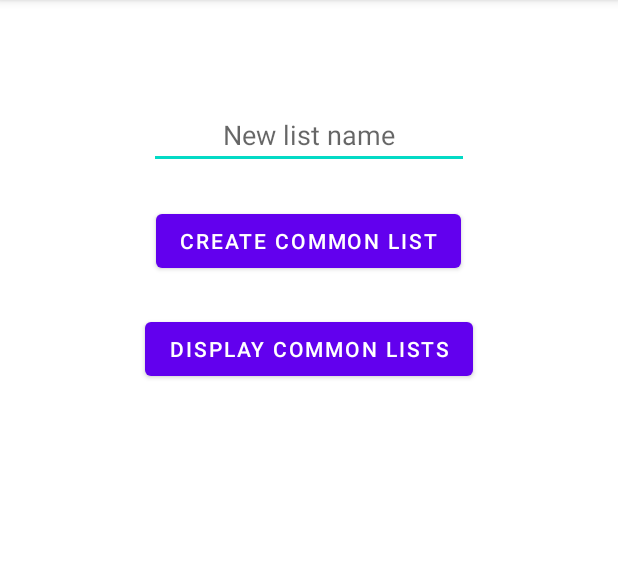
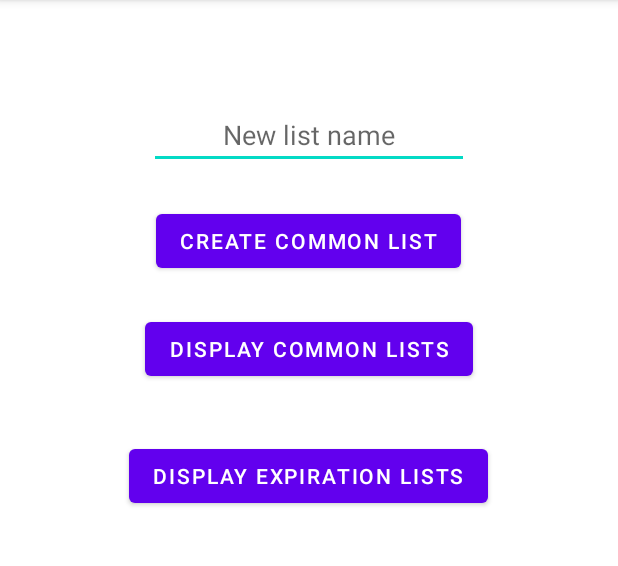
Before and after one commit to lop19029/Project_Memory, an Android app: the screen it shows after launch (MainActivity), on a phone screen of 412 x 824 dp, the part 84-650 px from its top. Run offline under Robolectric (Android 15) with nearby library versions, the phone set to English and light mode, and no system bars.

Commit message:
Create MainActivity.onDisplayExpirationLists and DisplayExpirationLists.java

```diff
--- a/app/src/main/AndroidManifest.xml
+++ b/app/src/main/AndroidManifest.xml
@@ -9,8 +9,9 @@
         android:roundIcon="@mipmap/ic_launcher_round"
         android:supportsRtl="true"
         android:theme="@style/Theme.ProjectMemory">
-        <activity android:name=".DisplayList"></activity>
-        <activity android:name=".DisplayCommonLists"></activity>
+        <activity android:name=".DisplayExpirationLists"></activity>
+        <activity android:name=".DisplayList" />
+        <activity android:name=".DisplayCommonLists" />
         <activity android:name=".MainActivity">
             <intent-filter>
                 <action android:name="android.intent.action.MAIN" />
--- a/app/src/main/res/layout/activity_main.xml
+++ b/app/src/main/res/layout/activity_main.xml
@@ -52,5 +52,15 @@
       android:onClick="onDisplayCommonLists"
       android:text="DISPLAY COMMON LISTS" />
 
+  <Button
+      android:id="@+id/displayExpirationLists"
+      android:layout_width="wrap_content"
+      android:layout_height="wrap_content"
+      android:layout_alignParentTop="true"
+      android:layout_centerHorizontal="true"
+      android:layout_marginTop="293dp"
+      android:onClick="onDisplayExpirationLists"
+      android:text="DISPLAY EXPIRATION LISTS" />
+
 
 </RelativeLayout>
```
Also changed, not shown: app/src/main/java/com/example/projectmemory/DisplayExpirationLists.java (added, +14 -0 lines), app/src/main/java/com/example/projectmemory/MainActivity.java (+12 -0 lines), app/src/main/res/layout/activity_display_expiration_lists.xml (added, +9 -0 lines).
